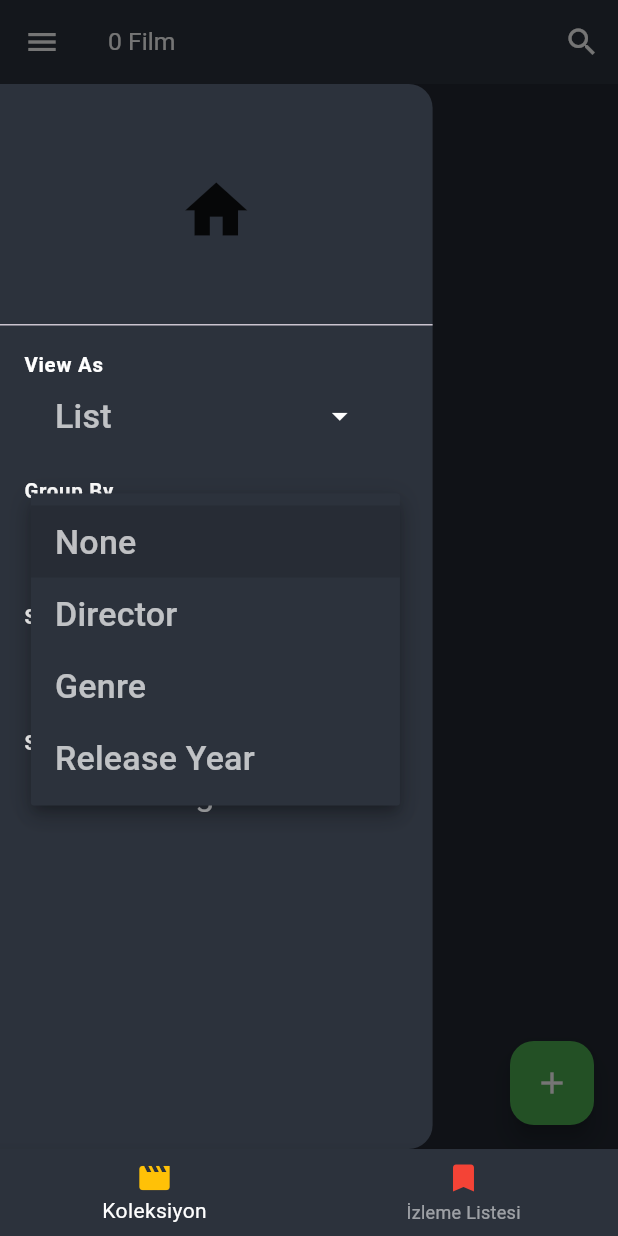
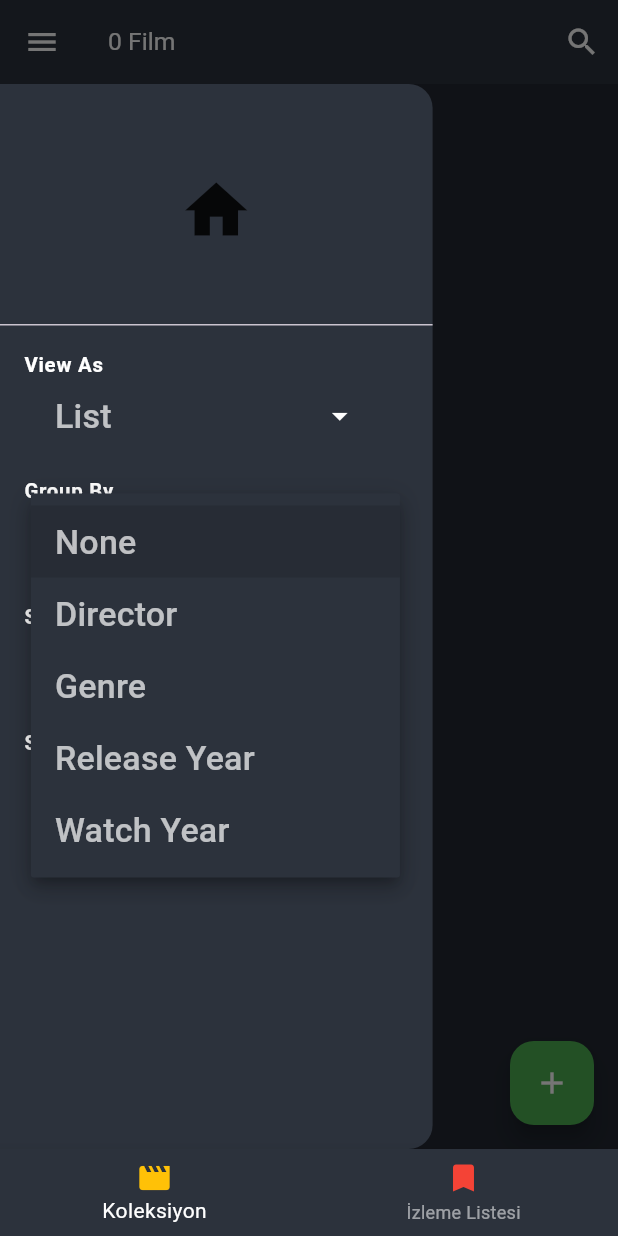
Before and after one commit to MertAliUzun/movie_collections_mobile, a Flutter app: the screen it shows after launch, in the side drawer, after a tap on "None", on a phone screen of 412 x 824 dp. Run offline on Flutter 3.47's test engine with Material 3 defaults, Android fonts, the phone set to English and light mode, and no system bars; our stand-ins replace flutter_dotenv, flutter_rating_bar, image_picker, shared_preferences, supabase_flutter; missing offline and left inert: cloudinary_public, country_flags; accounts and stored records are empty.

Commit message:
v 3.9 (added groupby watch year)

```diff
--- a/lib/screens/collection_screen.dart
+++ b/lib/screens/collection_screen.dart
@@ -32,7 +32,8 @@ class _CollectionScreenState extends State<CollectionScreen> {
   String _groupByText = 'None';
   bool _groupByDirector = false; // Track if grouping by director
   bool _groupByGenre = false; // Track if grouping by genre
-  bool _groupByReleaseYear= false;
+  bool _groupByReleaseYear = false;
+  bool _groupByWatchYear = false;
   bool _groupBy = false;
 
   @override
@@ -164,21 +165,31 @@ class _CollectionScreenState extends State<CollectionScreen> {
         _groupByDirector = true;
         _groupByGenre = false; // Reset genre grouping
         _groupByReleaseYear = false;
+        _groupByWatchYear = false;
         _groupBy = true;
       } else if (value == 'Genre') {
         _groupByGenre = true;
         _groupByDirector = false; // Reset director grouping
         _groupByReleaseYear = false;
+        _groupByWatchYear = false;
         _groupBy = true;
       } else if (value == 'Release Year') {
         _groupByReleaseYear = true;
         _groupByGenre = false;
         _groupByDirector = false; // Reset director grouping
+        _groupByWatchYear = false;
+        _groupBy = true;
+      } else if (value == 'Watch Year') {
+        _groupByWatchYear = true;
+        _groupByGenre = false;
+        _groupByDirector = false; // Reset director grouping
+        _groupByReleaseYear = false;
         _groupBy = true;
       } else {
         _groupByDirector = false;
         _groupByGenre = false; // Reset both
         _groupBy = false;
+        _groupByWatchYear = false;
         _groupByReleaseYear = false;
       }
     });
@@ -194,7 +205,9 @@ class _CollectionScreenState extends State<CollectionScreen> {
         ? groupByDirector(_filteredMovies)
         : _groupByGenre
             ? groupByGenre(_filteredMovies)
-            : _groupByReleaseYear ? groupByReleaseYear(_filteredMovies) : {};
+            : _groupByReleaseYear ? groupByYear(_filteredMovies, 'Release Date')
+            : _groupByWatchYear ? groupByYear(_filteredMovies, 'Watch Date')
+            : {};
 
     return Scaffold(
       backgroundColor: const Color.fromARGB(255, 34, 40, 50),
--- a/lib/screens/wishlist_screen.dart
+++ b/lib/screens/wishlist_screen.dart
@@ -190,7 +190,8 @@ class _WishlistScreenState extends State<WishlistScreen> {
         ? groupByDirector(_filteredMovies)
         : _groupByGenre
             ? groupByGenre(_filteredMovies)
-            : _groupByReleaseYear ? groupByReleaseYear(_filteredMovies) : {};
+            : _groupByReleaseYear ? groupByYear(_filteredMovies, 'Release Date')
+            : {};
 
     return Scaffold(
       backgroundColor: const Color.fromARGB(255, 34, 40, 50),
--- a/lib/widgets/drawer_widget.dart
+++ b/lib/widgets/drawer_widget.dart
@@ -125,7 +125,7 @@ class DrawerWidget extends StatelessWidget {
                             Navigator.of(context).pop();
                           }
                         },
-                        items: ['None', 'Director', 'Genre', 'Release Year'].map((String choice) {
+                        items: ['None', 'Director', 'Genre', 'Release Year', if (!_isFromWishlist) 'Watch Year',].map((String choice) {
                           return DropdownMenuItem<String>(
                             value: choice,
                             child: Text(
```
